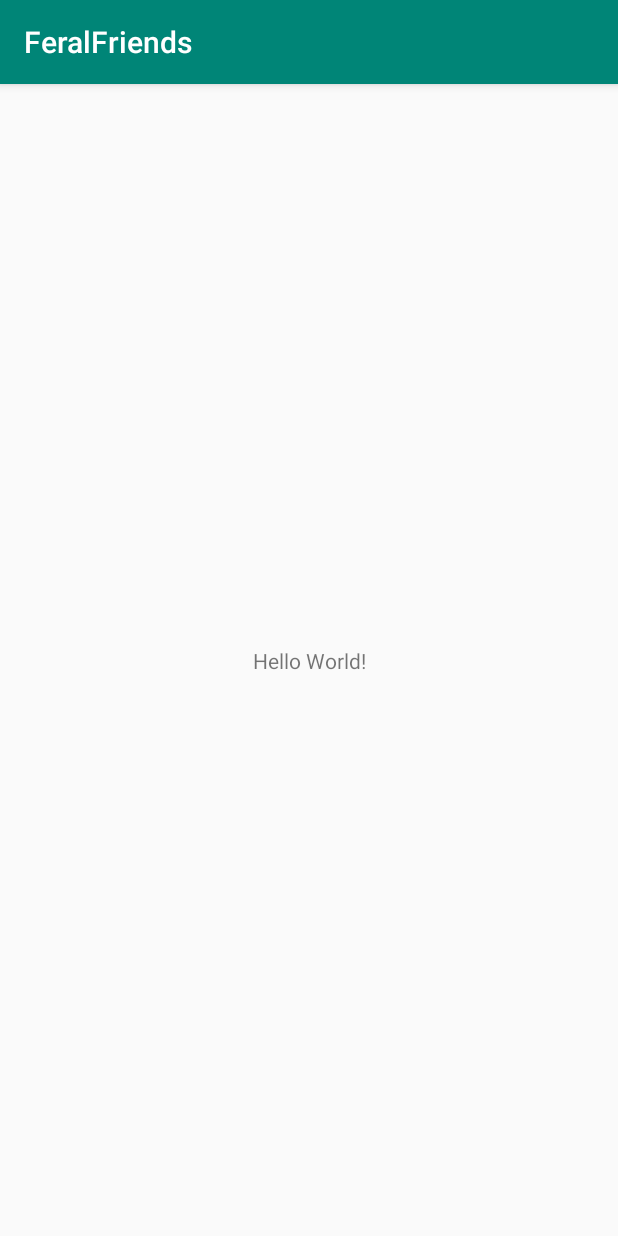
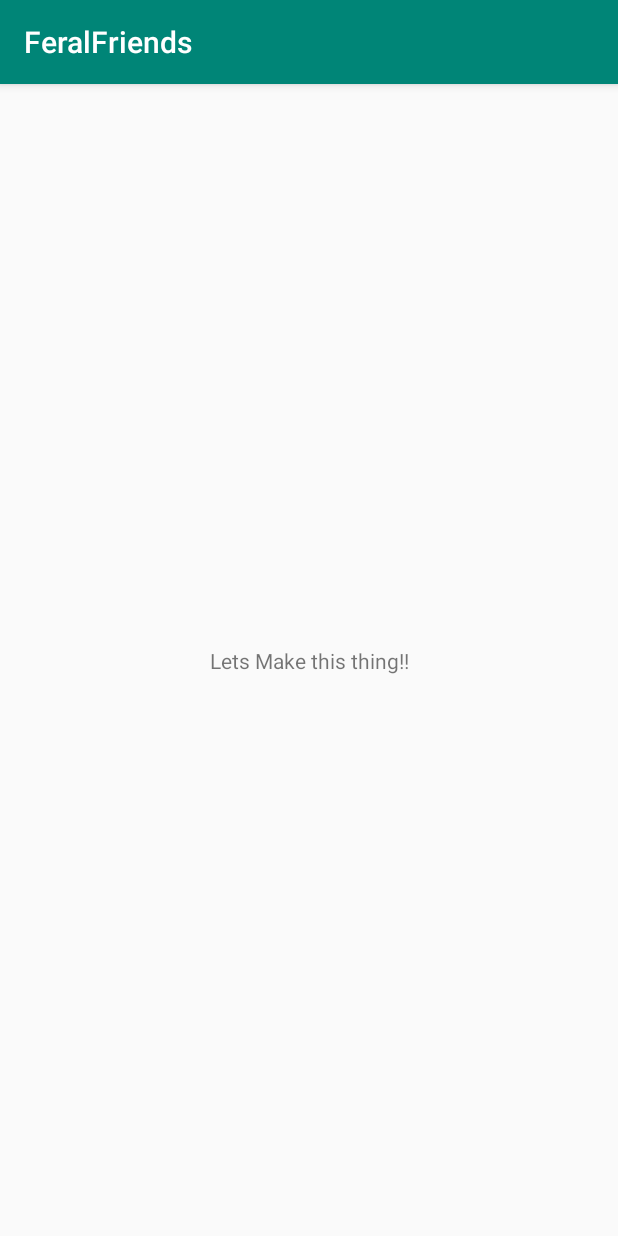
Before and after one commit to hbrockster13/FeralFriends, an Android app: the screen it shows after launch (MainActivity), on a phone screen of 412 x 824 dp. Run offline under Robolectric (Android 15) with nearby library versions, the phone set to English and light mode, and no system bars.

Commit message:
Testing Committing

```diff
--- a/app/src/main/res/layout/activity_main.xml
+++ b/app/src/main/res/layout/activity_main.xml
@@ -9,7 +9,7 @@
     <TextView
         android:layout_width="wrap_content"
         android:layout_height="wrap_content"
-        android:text="Hello World!"
+        android:text="Lets Make this thing!!"
         app:layout_constraintBottom_toBottomOf="parent"
         app:layout_constraintLeft_toLeftOf="parent"
         app:layout_constraintRight_toRightOf="parent"
```
